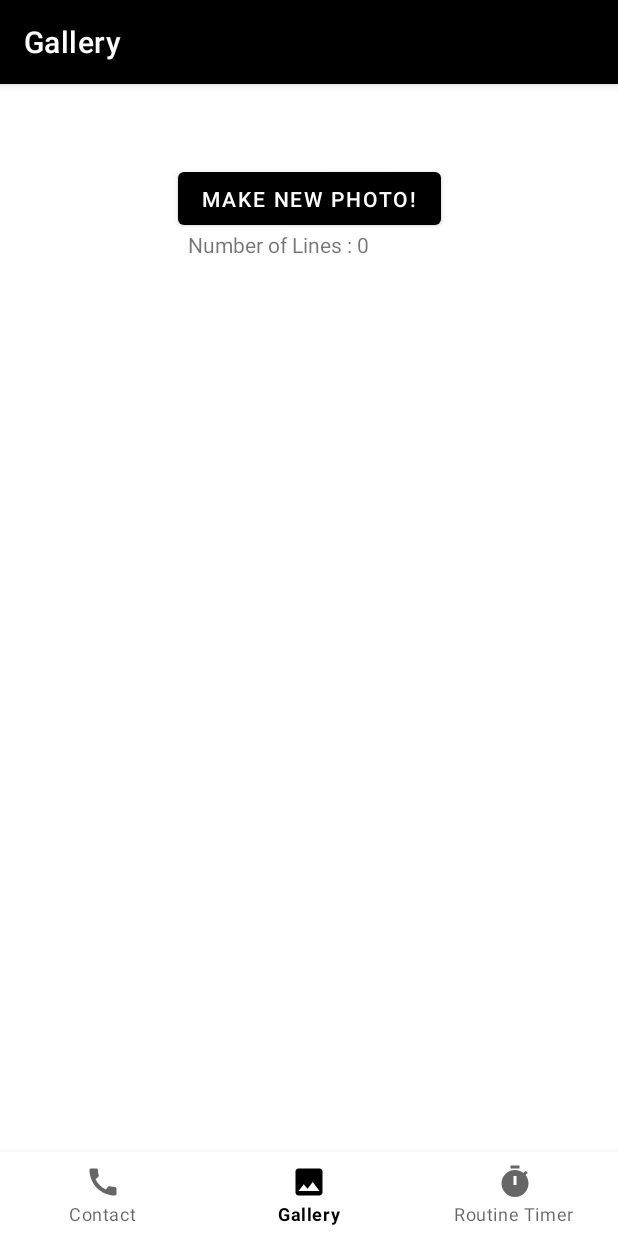
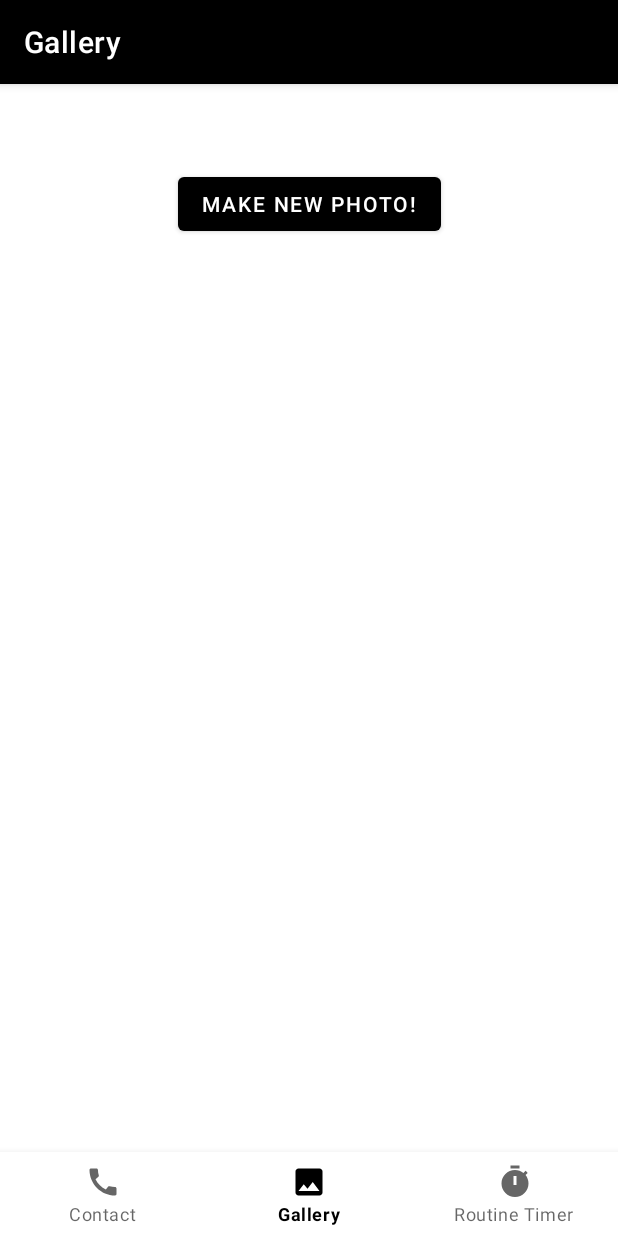
Before and after one commit to SeongrokKim/2023S_MadCampWeek1, an Android app: the DashboardFragment screen opened through its navigation route, on a phone screen of 412 x 824 dp. Run offline under Robolectric (Android 15) with nearby library versions, the phone set to English and light mode, and no system bars; our stand-ins replace navigation-ui; 1 statement that could not run was skipped.

Commit message:
fix gallery layouot

```diff
--- a/app/src/main/res/layout/fragment_dashboard.xml
+++ b/app/src/main/res/layout/fragment_dashboard.xml
@@ -12,10 +12,8 @@
         android:layout_height="wrap_content"
         android:text="Make New Photo!"
         android:visibility="visible"
-        app:layout_constraintBottom_toTopOf="@+id/text_number_of_lines"
         app:layout_constraintEnd_toEndOf="parent"
         app:layout_constraintStart_toStartOf="parent"
-        app:layout_constraintTop_toTopOf="parent"
         app:layout_constraintVertical_bias="0.583" />
 
     <TextView
@@ -25,12 +23,12 @@
         android:ems="10"
         android:inputType="text"
         android:text="Number of Lines : 1"
+        android:visibility="invisible"
 
-        app:layout_constraintBottom_toTopOf="@+id/recyclerView_gallery"
+        app:layout_constraintTop_toBottomOf="@+id/button_gallery_add_line"
         app:layout_constraintEnd_toEndOf="parent"
         app:layout_constraintHorizontal_bias="0.497"
         app:layout_constraintStart_toStartOf="parent"
-        app:layout_constraintTop_toTopOf="parent"
         app:layout_constraintVertical_bias="0.66" />
 
     <androidx.recyclerview.widget.RecyclerView
@@ -39,6 +37,7 @@
         android:layout_height="0dp"
         android:layout_marginBottom="60dp"
         app:layout_constraintBottom_toBottomOf="parent"
+        app:layout_constraintTop_toBottomOf="@+id/text_number_of_lines"
         app:layout_constraintEnd_toEndOf="parent"
         app:layout_constraintHeight_percent="0.8"
         app:layout_constraintHorizontal_bias="0.0"
```
Also changed, not shown: app/src/main/res/drawable/cycle.png (renamed from app/src/main/res/drawable/workout_machine.png).
